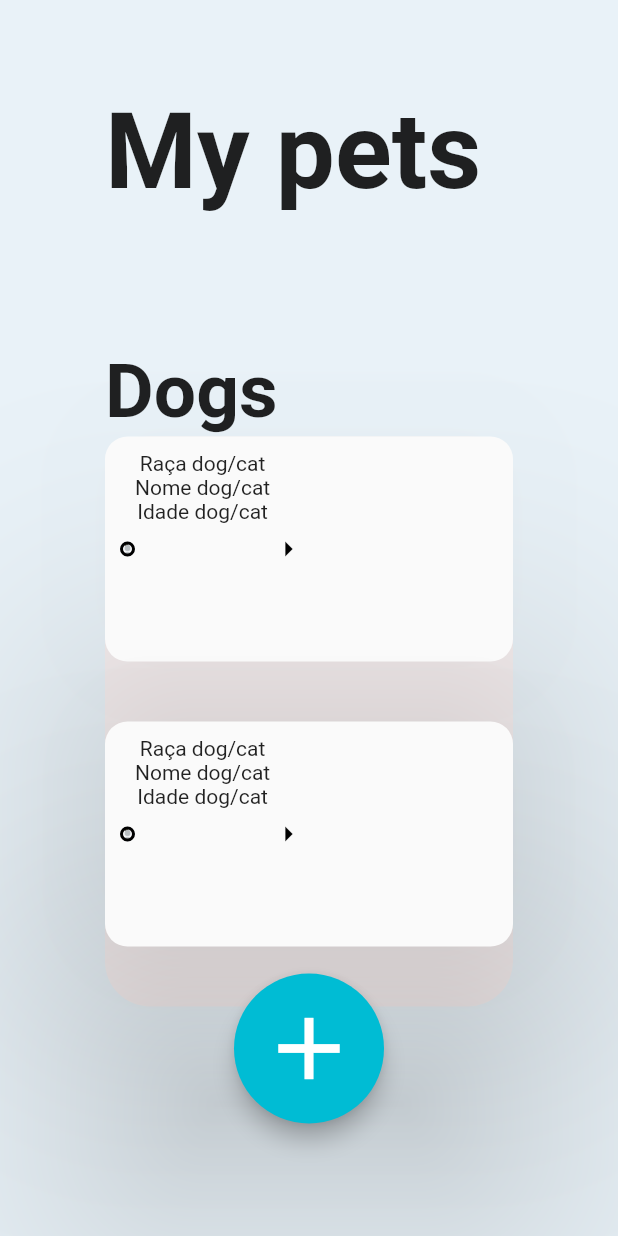
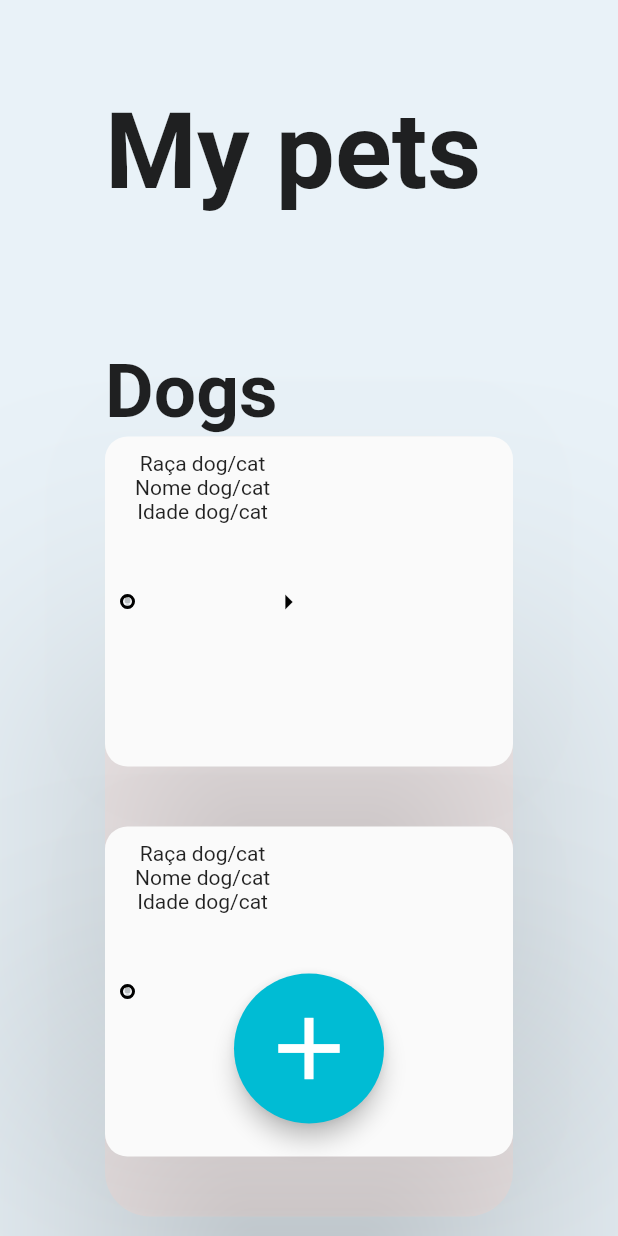
Before and after one commit to Fabricio-SM/Projeto-Flutter, a Flutter app: the PetsMenu screen opened directly, on a phone screen of 412 x 824 dp. Run offline on Flutter 3.47's test engine with Material 2 defaults, Android fonts, the phone set to English and light mode, and no system bars; Roboto replaces fonts that are missing (helvetica).

Commit message:
first commit

```diff
--- a/lib/Card/card.dart
+++ b/lib/Card/card.dart
@@ -13,8 +13,7 @@ class PetCard extends StatelessWidget {
       ),
       elevation: 90,
       child: Container(
-        width: 70,
-        height: 150,
+        height: 220,
         padding: const EdgeInsets.all(10),
         decoration: BoxDecoration(
           color: Color.fromARGB(0, 240, 213, 213),
--- a/lib/Menu/pets_menu.dart
+++ b/lib/Menu/pets_menu.dart
@@ -66,17 +66,58 @@ class _PetsMenuState extends State<PetsMenu> {
                     )
                   ]),
                 ),
-                SizedBox(height: 200),
+                SizedBox(height: 100),
                 Text(
                   "Cats",
                   style: TextStyle(fontSize: 50, fontWeight: FontWeight.bold),
                 ),
                 Container(
-                  height: 500,
                   width: 1080,
                   decoration: BoxDecoration(
-                      color: Color.fromARGB(255, 255, 255, 255),
+                      color: Color.fromARGB(236, 247, 239, 239),
                       borderRadius: BorderRadius.circular(30)),
+                  child: Column(children: [
+                    ListView(
+                      shrinkWrap: true,
+                      children: [
+                        Container(
+                          margin: EdgeInsets.only(
+                              bottom: 40.0), // Margem vertical entre os cards
+                          child: PetCard(),
+                        ),
+                        Container(
+                          margin: EdgeInsets.only(
+                              bottom: 40.0), // Margem vertical entre os cards
+                          child: PetCard(),
+                        ),
+                        Container(
+                          margin: EdgeInsets.only(
+                              bottom: 40.0), // Margem vertical entre os cards
+                          child: PetCard(),
+                        ),
+                        Container(
+                          margin: EdgeInsets.only(
+                              bottom: 40.0), // Margem vertical entre os cards
+                          child: PetCard(),
+                        ),
+                        Container(
+                          margin: EdgeInsets.only(
+                              bottom: 40.0), // Margem vertical entre os cards
+                          child: PetCard(),
+                        ),
+                        Container(
+                          margin: EdgeInsets.only(
+                              bottom: 40.0), // Margem vertical entre os cards
+                          child: PetCard(),
+                        ),
+                        Container(
+                          margin: EdgeInsets.only(
+                              bottom: 40.0), // Margem vertical entre os cards
+                          child: PetCard(),
+                        ),
+                      ],
+                    )
+                  ]),
                 ),
               ],
             ),
```
